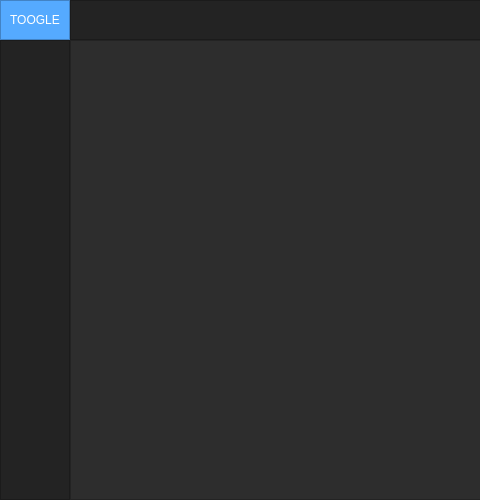
Qt form QT-Menu Principal/gui_base_old.ui (brian-emarquez/Python-Course) before a commit; both pictures show x 0 to 480 and y 0 to 500 of the 1000 by 500 pixel window.
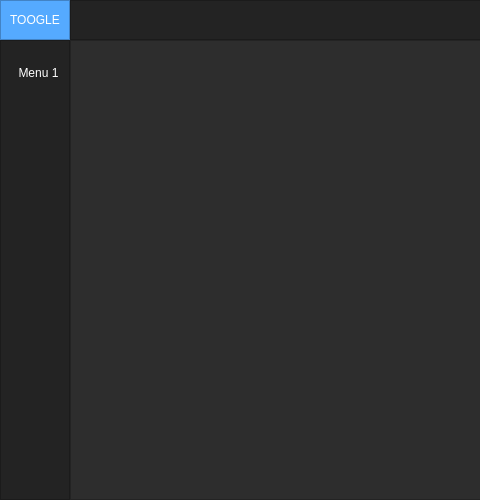
The same form after that commit.

Commit message:
feat Python Qt Designer FOrmulario Update button
 Python Qt Designer FOrmulario Update button

resolve:
see also:

Patch:
```diff
--- a/QT-Menu Principal/gui_base_old.ui
+++ b/QT-Menu Principal/gui_base_old.ui
@@ -107,6 +107,12 @@
           </property>
           <item>
            <widget class="QPushButton" name="Btn_Toogle">
+            <property name="sizePolicy">
+             <sizepolicy hsizetype="Expanding" vsizetype="Expanding">
+              <horstretch>0</horstretch>
+              <verstretch>0</verstretch>
+             </sizepolicy>
+            </property>
             <property name="styleSheet">
              <string notr="true">color: rgb(255, 255, 255);
 border: 0 px solid;</string>
@@ -179,6 +185,57 @@
          <property name="frameShadow">
           <enum>QFrame::Raised</enum>
          </property>
+         <layout class="QVBoxLayout" name="verticalLayout_3">
+          <property name="spacing">
+           <number>0</number>
+          </property>
+          <property name="leftMargin">
+           <number>0</number>
+          </property>
+          <property name="topMargin">
+           <number>0</number>
+          </property>
+          <property name="rightMargin">
+           <number>0</number>
+          </property>
+          <property name="bottomMargin">
+           <number>0</number>
+          </property>
+          <item>
+           <widget class="QFrame" name="frame_top__menus">
+            <property name="frameShape">
+             <enum>QFrame::NoFrame</enum>
+            </property>
+            <property name="frameShadow">
+             <enum>QFrame::Raised</enum>
+            </property>
+            <widget class="QPushButton" name="Btn_Menu_1">
+             <property name="geometry">
+              <rect>
+               <x>0</x>
+               <y>20</y>
+               <width>75</width>
+               <height>23</height>
+              </rect>
+             </property>
+             <property name="styleSheet">
+              <string notr="true">QPushButton {
+	color: rgb(255, 255, 255);
+	background-color: rgb(35, 35, 35);
+	border: 0px solid;
+}
+QPushButton:hover{
+	
+	background-color: rgb(85, 170, 255);
+}</string>
+             </property>
+             <property name="text">
+              <string>Menu 1</string>
+             </property>
+            </widget>
+           </widget>
+          </item>
+         </layout>
         </widget>
        </item>
        <item>
```
